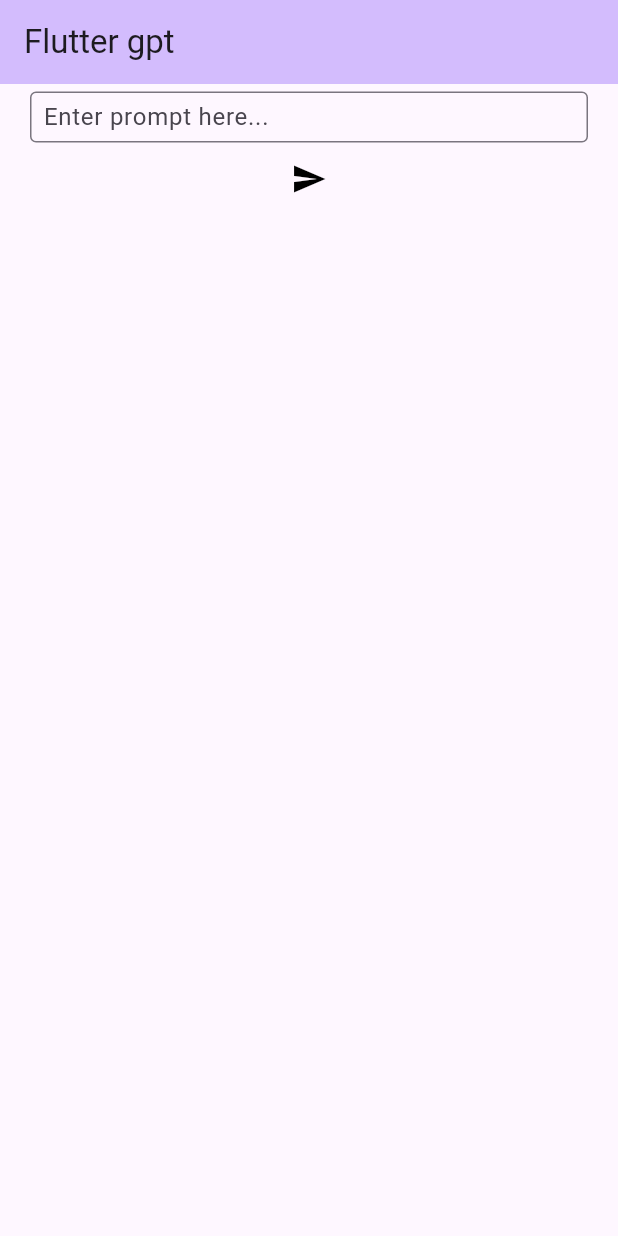
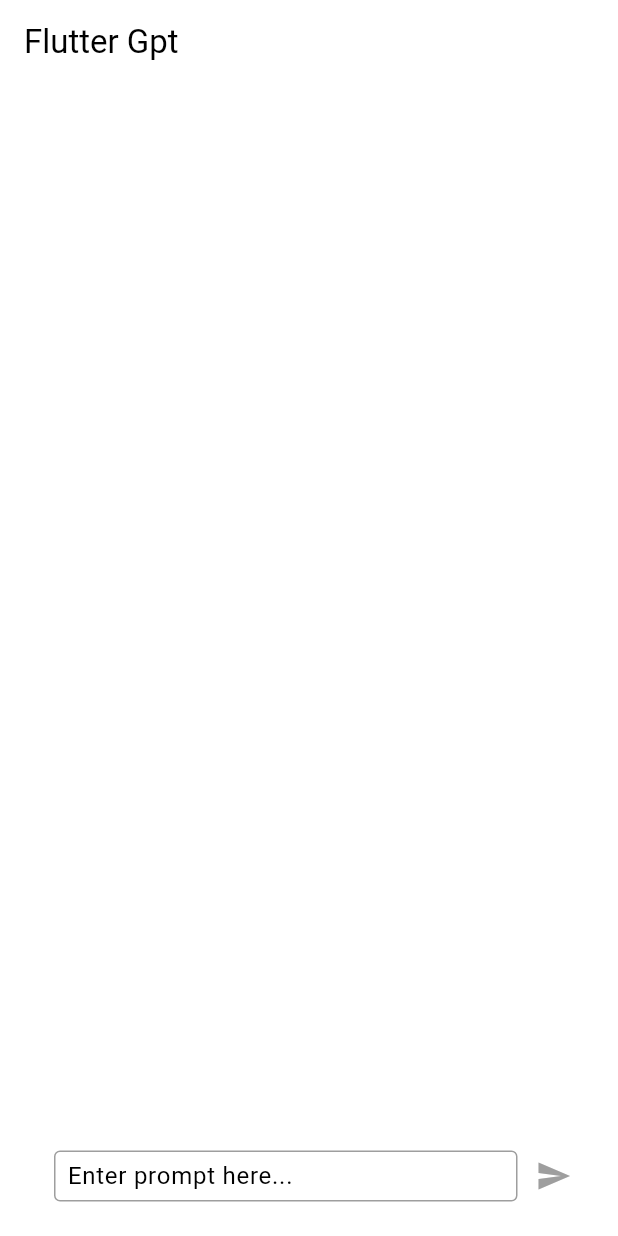
Before and after one commit to HananMustafa/FlutterGPT, a Flutter app: the screen it shows after launch, on a phone screen of 412 x 824 dp. Run offline on Flutter 3.47's test engine with Material 3 defaults, Android fonts, the phone set to English and light mode, and no system bars; our stand-ins replace flutter_dotenv.

Commit message:
frontent fix

```diff
--- a/lib/GPTResponse.dart
+++ b/lib/GPTResponse.dart
@@ -1,19 +1,23 @@
 import 'dart:convert';
 import 'package:flutter/material.dart';
+import 'package:flutter_dotenv/flutter_dotenv.dart';
 import 'package:http/http.dart' as http;
 
 class GPTResponse {
 Future<Map<String, String?>> askQuestion(String? input) async {
 
+//Loading api key from environment
+  await dotenv.load();
+  String apiKey = dotenv.env['API_KEY']!;
   final GlobalKey<FormState> formKey = GlobalKey<FormState>();
-  String X='';
+
   String responseText = '';
 
       final response = await http.post(
         Uri.parse('https://api.openai.com/v1/chat/completions'),
         headers: {
           'Content-Type': 'application/json',
-          'Authorization': 'Bearer $X',
+          'Authorization': 'Bearer $apiKey',
         },
         body: jsonEncode({
           "model": "gpt-3.5-turbo",
--- a/lib/main.dart
+++ b/lib/main.dart
@@ -1,4 +1,6 @@
+import 'package:flutter/cupertino.dart';
 import 'package:flutter/material.dart';
+import 'package:flutter/widgets.dart';
 import 'package:fluttergpt/GPTResponse.dart';
 
 void main() {
@@ -12,12 +14,18 @@ class MyApp extends StatelessWidget {
   @override
   Widget build(BuildContext context) {
     return MaterialApp(
-      title: 'Flutter gpt',
+      debugShowCheckedModeBanner: false,
+      title: 'Flutter Gpt',
       theme: ThemeData(
-        colorScheme: ColorScheme.fromSeed(seedColor: Colors.deepPurple),
+        colorScheme: ColorScheme.fromSwatch(
+    primarySwatch: Colors.blue, // Adjust as needed
+    backgroundColor: Color(0xFFECEFF1),
+    errorColor: Colors.red, // Example of setting error color
+    brightness: Brightness.light, // Adjust brightness
+  ),
         useMaterial3: true,
       ),
-      home: const MyHomePage(title: 'Flutter gpt'),
+      home: const MyHomePage(title: 'Flutter Gpt'),
     );
   }
 }
@@ -35,79 +43,29 @@ class _MyHomePageState extends State<MyHomePage> {
 
   TextEditingController questionctrl = new TextEditingController();
   String responseText= '';
+  String inputText= '';
   bool Vresponse=false;
-
-
-
-
-
-
-
-
-
+  bool Vinput=false;
 
 
   //CALLING GPT FUNCTION
   //EXTRACTING TEXT FROM PDF METHOD
   Future<void> _callGPT(String question) async {
     try {
-
         //SENDING PDF'S TEXT TO GPT
         final GPTResponse1 = GPTResponse();
         final result = await GPTResponse1.askQuestion(question?? "");
         responseText = result['responseText'] ?? "";
         print('GPT Returned: $responseText');
-
-
-                      // //CONVERTING ACTIVITIES INTO LIST
-                      // final String activitiesString = result['ACTIVITIES'] ?? '';
-
-                      // // Split activitiesString into a list of maps
-                      // final List<Map<String, dynamic>> activities = activitiesString
-                      //   .split(',')
-                      //   .map((activity) => {'activity': activity.trim()})
-                      //   .toList();
-
-
-                      // NAVIGATING TO AiTour.dart
-                      // Navigator.push(
-                      //   context,
-                      //   MaterialPageRoute(
-                      //     builder: (context) => AiTour(
-                      //       DestPlace: result['DESTINATION PLACE'] ?? "",
-                      //       DeptPlace: result['DEPARTURE PLACE'] ?? "",
-                      //       DeptTime: result['DEPARTURE TIME'] ?? "",
-                      //       ReturnTime: result['RETURN TIME'] ?? "",
-                      //       Title: result['TITLE'] ?? "",
-                      //       included: result['INCLUDED'] ?? "",
-                      //       state: result['STATE'] ?? "",
-                      //       seats: result['SEATS'] ?? "",
-                      //       cost: result['COST'] ?? "",
-                      //       //activities: activities,
-                      //       activity: result['ACTIVITY'] ?? "",
-                      //     ),
-                      //   ),
-                      // );
-                      // }else{
-                      //   //First choose a pdf file!
-                      //   setState(() {
-                      //     Vpdf=true;
-                      //   });
-                      // }
+        setState(() {
+          Vresponse=true;
+        });
 
     } catch (e) {
       //Handle any exceptions
       print('Error extracting text: $e');
     }
   }
-
-
-
-
-
-
-
-
 
 
 
@@ -121,42 +79,107 @@ class _MyHomePageState extends State<MyHomePage> {
         backgroundColor: Theme.of(context).colorScheme.inversePrimary,
         title: Text(widget.title),
       ),
-      body: SingleChildScrollView(
 
+
+
+
+  body: Container(
+
+    child: Column(children: [
+
+
+
+      //TEXT WIDGET TO DISPLAY USER INPUT
+      if(Vinput)
+      Align(
+        alignment: Alignment.centerRight, // Aligns the message box to the left
+        child: Padding(
+          padding: const EdgeInsets.all(16.0),
+        child: Container(
+            decoration: BoxDecoration(
+            color: Color.fromARGB(255, 65, 64, 64), // Background color
+            borderRadius: BorderRadius.circular(10.0), // Rounded corners
+            border: Border.all(
+              color: Color.fromARGB(255, 65, 64, 64),
+              width: 1, // Border width
+            ),
+          ),
+            constraints: BoxConstraints(
+            maxWidth: MediaQuery.of(context).size.width * 0.7, // Limits width to 70% of screen width
+          ),
+            padding: const EdgeInsets.all(16.0),
         child: Column(
+            crossAxisAlignment: CrossAxisAlignment.start, // Aligns text to the start
             children: [
+              Text(
+                'User:',
+                style: TextStyle(
+                  fontWeight: FontWeight.bold,
+                  color: Colors.white,
+                  fontSize: 12,
+                ),
+              ),
+              SizedBox(height: 8.0), // Space between title and message
+              Text(
+                inputText,
+                style: TextStyle(
+                  color: Colors.white,
+                ),
+              ),
+            ],
+          ),
+        ),
+      ),
+    ),
+
+
+
 
 
 
 
 //TEXT WIDGET TO DISPLAY GPT RESULT
 if(Vresponse)
-            Container(
-              child:
-              Padding(
+            Align(
+      alignment: Alignment.centerLeft, // Aligns the message box to the left
+      child: Padding(
         padding: const EdgeInsets.all(16.0),
         child: Container(
-
           decoration: BoxDecoration(
+            color: Color.fromARGB(255, 65, 64, 64), // Background color
+            borderRadius: BorderRadius.circular(10.0), // Rounded corners
             border: Border.all(
-                color: Colors.black,
-                width: 2, // Adjust the width as needed
+              color: Color.fromARGB(255, 65, 64, 64),
+              width: 1, // Border width
             ),
           ),
-
-                  width: 300, //change as per your need
-                  height: 300, //change as per your need
-                  child: SingleChildScrollView(
-                    child: Padding(
+          constraints: BoxConstraints(
+            maxWidth: MediaQuery.of(context).size.width * 0.7, // Limits width to 70% of screen width
+          ),
           padding: const EdgeInsets.all(16.0),
-                    child: Column(children: [
-                      const Text('GPT Result: ',style: TextStyle(fontWeight: FontWeight.bold),),
-                      Text(responseText),
-
-                    ],)
-                  ),)
-                )
-              ),),
+          child: Column(
+            crossAxisAlignment: CrossAxisAlignment.start, // Aligns text to the start
+            children: [
+              Text(
+                'Chat gpt:',
+                style: TextStyle(
+                  fontWeight: FontWeight.bold,
+                  color: Colors.white,
+                  fontSize: 12,
+                ),
+              ),
+              SizedBox(height: 8.0), // Space between title and message
+              Text(
+                responseText,
+                style: TextStyle(
+                  color: Colors.white,
+                ),
+              ),
+            ],
+          ),
+        ),
+      ),
+    ),
 
 
 
@@ -165,10 +188,27 @@ if(Vresponse)
 
 
 
+
+
+
+          ],)),
+
+
+
+    bottomNavigationBar: BottomAppBar(
+
+
+      child:  Container(
+
+        child: Container(
+                //height: 400,
+                margin: EdgeInsets.only(left: 20, right: 3),
+              child: Row(children: [
+
+
                 //TEXT FIELD
-              Container(
-                margin: const EdgeInsets.only(top: 5, right:20, left:20),
-                alignment: Alignment.topLeft,
+               Flexible(
+
                     child: TextField(
 
                       controller: questionctrl,
@@ -176,6 +216,11 @@ if(Vresponse)
                       //autofocus: true,
                   decoration: InputDecoration(
                     border: const OutlineInputBorder(),
+
+                    enabledBorder: OutlineInputBorder(
+      borderSide: BorderSide(color: Colors.grey), // Adjust color as needed
+    ),
+
                     focusedBorder: const OutlineInputBorder(
                       borderSide: BorderSide(color: Color.fromRGBO(255, 107, 0, 1,), width: 2.0,),
                     ),
@@ -186,28 +231,33 @@ if(Vresponse)
                     ),
                       ),  ),
 
-
-
-
                 IconButton(
                             icon: const Icon(
                               Icons.send,
-                              color: Colors.black,
+                              color: Colors.grey,
                             ),
                             onPressed: () {
+
                     setState(() {
                       Vresponse=false;
+                      Vinput=false;
                     });
                     _callGPT(questionctrl.text);
                     setState(() {
+                      inputText = questionctrl.text;
+                      questionctrl.text='';
                       Vresponse= true;
+                      Vinput=true;
                     });
                             },),
 
 
 
 
+                            ],),),),
 
 
-          ],))
-    );}}
+
+
+
+    ),);}}
--- a/pubspec.yaml
+++ b/pubspec.yaml
@@ -36,6 +36,7 @@ dependencies:
   # Use with the CupertinoIcons class for iOS style icons.
   cupertino_icons: ^1.0.6
   http: ^1.2.0
+  flutter_dotenv: ^5.1.0
 
 dev_dependencies:
   flutter_test:
```
Also changed, not shown: pubspec.lock, 1 other file. Lines whose indentation alone changed are shown as unchanged.
